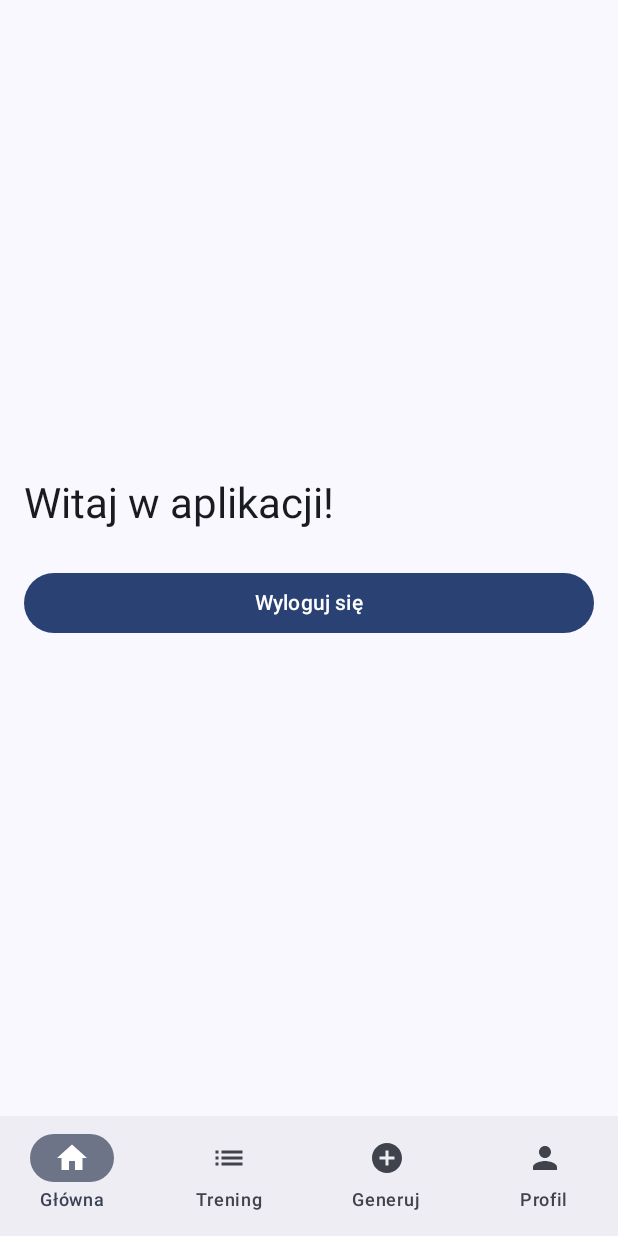
After one commit to pawelproit/SwimPal, an Android app built with Jetpack Compose: the composable MainScreenWithBottomNav shown on its own in the app's theme, on a phone screen of 412 x 824 dp. The commit adds this screen. Run offline under Robolectric (Android 15) with nearby library versions, the phone set to English and light mode, and no system bars.

Commit message:
Navigation and new screens

```diff
--- a/app/build.gradle.kts
+++ b/app/build.gradle.kts
@@ -70,4 +70,10 @@ dependencies {
     implementation("com.google.firebase:firebase-auth")
     implementation("com.google.firebase:firebase-analytics")
 
+    implementation("androidx.navigation:navigation-compose:2.8.3")
+
+    implementation("androidx.compose.material3:material3:1.3.0")
+
+    implementation("androidx.lifecycle:lifecycle-viewmodel-compose:2.8.4")
+
 }
--- a/app/src/main/java/com/example/swimpal/MainActivity.kt
+++ b/app/src/main/java/com/example/swimpal/MainActivity.kt
@@ -6,11 +6,13 @@ import androidx.activity.ComponentActivity
 import androidx.activity.compose.setContent
 import androidx.compose.runtime.*
 import androidx.lifecycle.viewmodel.compose.viewModel
+import com.example.swimpal.ui.navigation.MainScreenWithBottomNav
 import com.example.swimpal.ui.screens.LoginScreen
 import com.example.swimpal.ui.screens.MainScreen
 import com.example.swimpal.ui.screens.RegisterScreen
 import com.example.swimpal.viewmodel.AuthState
 import com.example.swimpal.viewmodel.AuthViewModel
+import com.example.swimpal.ui.navigation.MainScreenWithBottomNav
 
 class MainActivity : ComponentActivity() {
     override fun onCreate(savedInstanceState: Bundle?) {
@@ -41,7 +43,7 @@ class MainActivity : ComponentActivity() {
                     }
                 )
 
-                "main" -> MainScreen(
+                "main" -> MainScreenWithBottomNav(
                     onLogout = {
                         authViewModel.logout()
                         currentScreen = "login"
--- /dev/null
+++ b/app/src/main/java/com/example/swimpal/ui/navigation/BottomNavItem.kt
@@ -0,0 +1,18 @@
+package com.example.swimpal.ui.navigation
+
+import androidx.annotation.StringRes
+import androidx.compose.material.icons.Icons
+import androidx.compose.material.icons.filled.*
+import androidx.compose.ui.graphics.vector.ImageVector
+import com.example.swimpal.R
+
+sealed class BottomNavItem(
+    val route: String,
+    @StringRes val titleRes: Int,
+    val icon: ImageVector
+) {
+    object Main : BottomNavItem("main", R.string.main, Icons.Default.Home)
+    object Training : BottomNavItem("training", R.string.training, Icons.Default.List)
+    object Generate : BottomNavItem("generate", R.string.generate, Icons.Default.AddCircle)
+    object Profile : BottomNavItem("profile", R.string.profile, Icons.Default.Person)
+}
--- /dev/null
+++ b/app/src/main/java/com/example/swimpal/ui/navigation/MainScreenWithBottomNav.kt
@@ -0,0 +1,73 @@
+package com.example.swimpal.ui.navigation
+
+import androidx.compose.material3.*
+import androidx.compose.runtime.*
+import androidx.compose.ui.Modifier
+import androidx.navigation.compose.*
+import androidx.compose.ui.res.stringResource
+import androidx.compose.foundation.layout.padding
+import androidx.compose.ui.unit.dp
+import com.example.swimpal.ui.navigation.BottomNavItem
+import com.example.swimpal.ui.screens.ProfileScreen
+import com.example.swimpal.ui.screens.TrainingScreen
+import com.example.swimpal.ui.screens.MainScreen
+import com.example.swimpal.ui.screens.GenerateScreen
+
+
+
+@Composable
+fun MainScreenWithBottomNav(
+    onLogout: () -> Unit
+) {
+    val navController = rememberNavController()
+    val items = listOf(
+        BottomNavItem.Main,
+        BottomNavItem.Training,
+        BottomNavItem.Generate,
+        BottomNavItem.Profile
+    )
+    Scaffold(
+        bottomBar = {
+            NavigationBar {
+                val currentRoute = navController.currentBackStackEntryAsState().value?.destination?.route
+                items.forEach { item ->
+                    NavigationBarItem(
+                        icon = { Icon(item.icon, contentDescription = null) },
+                        label = { Text(stringResource(id = item.titleRes)) },
+                        selected = currentRoute == item.route,
+                        onClick = {
+                            if (currentRoute != item.route) {
+                                navController.navigate(item.route) {
+                                    launchSingleTop = true
+                                    restoreState = true
+                                    popUpTo(navController.graph.startDestinationId) {
+                                        saveState = true
+                                    }
+                                }
+                            }
+                        }
+                    )
+                }
+            }
+        }
+    ) { paddingValues ->
+        NavHost(
+            navController = navController,
+            startDestination = BottomNavItem.Main.route,
+            modifier = Modifier.padding(paddingValues)
+        ) {
+            composable(BottomNavItem.Main.route) {
+                MainScreen(onLogout = onLogout)
+            }
+            composable(BottomNavItem.Training.route) {
+                TrainingScreen()
+            }
+            composable(BottomNavItem.Generate.route) {
+                GenerateScreen()
+            }
+            composable(BottomNavItem.Profile.route) {
+                ProfileScreen()
+            }
+        }
+    }
+}
--- a/app/src/main/res/values/strings.xml
+++ b/app/src/main/res/values/strings.xml
@@ -1,3 +1,8 @@
 <resources>
-    <string name="app_name">SwimPal</string>
+    <string name="app_name">MojaAplikacja</string>
+
+    <string name="main">Główna</string>
+    <string name="training">Trening</string>
+    <string name="generate">Generuj</string>
+    <string name="profile">Profil</string>
 </resources>
```
Also changed, not shown: app/src/main/java/com/example/swimpal/ui/screens/GenerateScreen.kt (added, +17 -0 lines), app/src/main/java/com/example/swimpal/ui/screens/ProfileScreen.kt (added, +17 -0 lines), app/src/main/java/com/example/swimpal/ui/screens/TrainingScreen.kt (added, +17 -0 lines).
